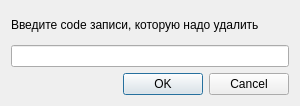
Above: deldialog.ui from Zioba/MBU before the change. Below: the same form after it.
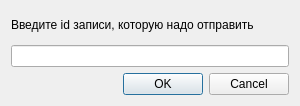
That is the form after the change.

```diff
--- a/deldialog.ui
+++ b/deldialog.ui
@@ -30,7 +30,7 @@
        <item>
         <widget class="QLabel" name="messLabel">
          <property name="text">
-          <string>Введите code записи, которую надо удалить</string>
+          <string>Введите id записи, которую надо отправить</string>
          </property>
          <property name="scaledContents">
           <bool>false</bool>
```
Left out of the diff: 4 changed lines with no effect on the pictures.
